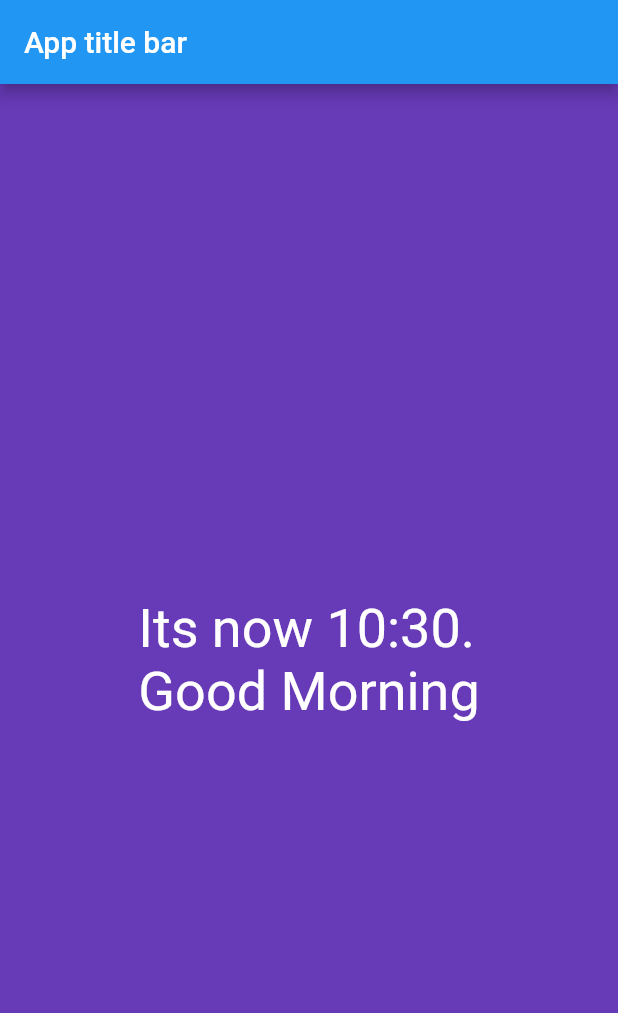
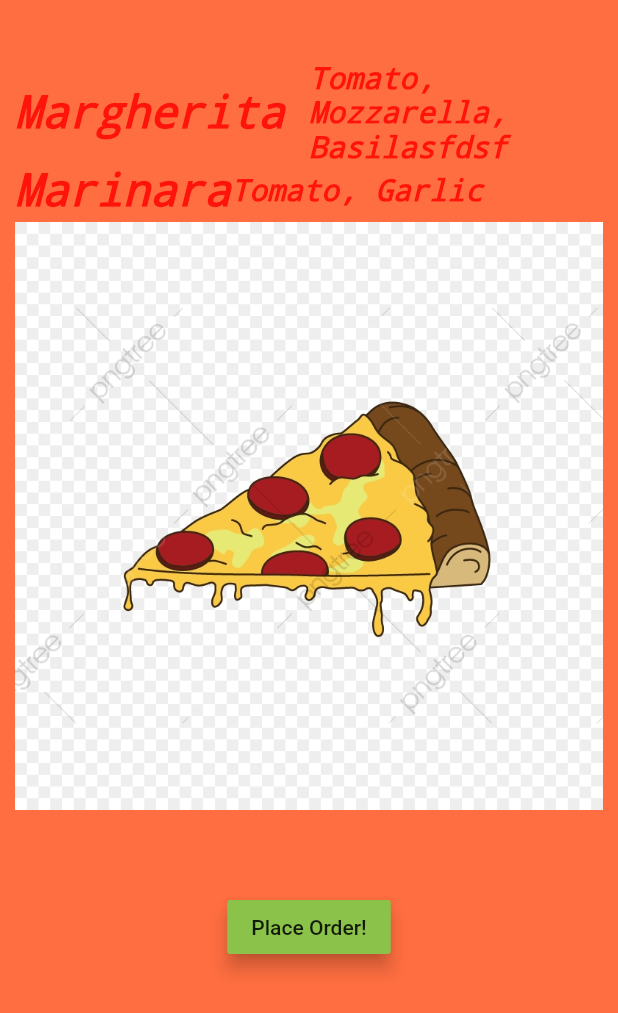
Before and after one commit to ashishpatel0720/flutter_getting_started, a Flutter app: the screen it shows after launch, on a phone screen of 412 x 824 dp. Shown: the top 1013 px of the screen. Run offline on Flutter 3.47's test engine with Material 2 defaults, Android fonts, the phone set to English and light mode, and no system bars.

Commit message:
module/ designing ui with widgets done

```diff
--- a/lib/main.dart
+++ b/lib/main.dart
@@ -1,23 +1,13 @@
-import 'package:flutter/material.dart'; // material design component for flutter
+import 'package:flutter/material.dart';
 import 'package:helloflutter/screens/home.dart';
 
-void main() => runApp( // create and attach widget to app
-    HelloWorldApp()
+void main(){
+  runApp(
+    MaterialApp(
+      title: "Pizza Ordering App",
+      home: Home(),
+    )
+
   );
 
-class HelloWorldApp extends StatelessWidget { // stateless widget is a generic Widge
-  @override
-  Widget build(BuildContext context) {
-    return MaterialApp( // allows us to give App a name
-      debugShowCheckedModeBanner: false, // if want to remove 'debug' banner
-      title: "Hello Flutter App",
-      home: Scaffold (  // allows us to have basic material design layout
-        appBar: AppBar(
-            title: Text("App title bar")
-        ),
-        body: Home()
-      ),
-    );
-  }
-
 }
--- a/lib/screens/home.dart
+++ b/lib/screens/home.dart
@@ -1,37 +1,106 @@
+
 import 'package:flutter/material.dart';
 
-class Home extends StatelessWidget { // stateless widget is a generic Widge
+class   Home extends StatelessWidget{
   @override
   Widget build(BuildContext context) {
-    return Material( // new is optional
-        color: Colors.deepPurple,
-        child:
-        Center( // container widget which will center its child horizontally and vertically
-            child: Text(
-              sayHello(),
-              style: TextStyle(color: Colors.white,fontSize: 36.0),
-              textDirection: TextDirection.ltr, // left to right
-            )
+    return Center(
+      child: Container( // container is like <div> in web
+         alignment: Alignment.center,
+        color: Colors.deepOrangeAccent,
+        padding: EdgeInsets.only(top:40.0, bottom:40.0, right:10.0, left:10.0),
+        child: Column(
+          children: <Widget>[
+            Row(
+              children: <Widget>[
+                Expanded( child: Text("Margherita",
+                    textDirection: TextDirection.ltr,
+                  style: TextStyle(
+                    fontSize: 30.0,
+                    fontStyle: FontStyle.italic,
+                    fontWeight: FontWeight.w900,
+                    decoration: TextDecoration.none,
+                  ),
+                )),
+                Expanded( child: Text("Tomato, Mozzarella, Basilasfdsf",
+                  textDirection: TextDirection.ltr,
+                  style: TextStyle(
+                    fontSize: 20.0,
+                    fontStyle: FontStyle.italic,
+                    fontWeight: FontWeight.w900,
+                    decoration: TextDecoration.none,
+                  ),
+                )),
+              ],
+            ),
+            Row( // piza 2
+              children: <Widget>[
+                Text("Marinara",
+                    textDirection: TextDirection.ltr,
+                  style: TextStyle(
+                    fontSize: 30.0,
+                    fontStyle: FontStyle.italic,
+                    fontWeight: FontWeight.w900,
+                    decoration: TextDecoration.none,
+                  ),
+                ),
+                Expanded( child: Text("Tomato, Garlic",
+                  textDirection: TextDirection.ltr,
+                  style: TextStyle(
+                    fontSize: 20.0,
+                    fontStyle: FontStyle.italic,
+                    fontWeight: FontWeight.w900,
+                    decoration: TextDecoration.none,
+                  ),
+                )),
+              ],
+            ),
+            PizzaImageWidget(),
+            OrderButton(),
+          ],
         )
+      ),
+    );
+  }
+}
+
+
+
+class PizzaImageWidget extends StatelessWidget{
+  @override
+  Widget build(BuildContext context) {
+    AssetImage pizzaImage = AssetImage("images/pizza.jpg");
+    Image image = Image( image:pizzaImage,height: 400.0, width: 400.0);
+    return Container(child:image);
+  }
+}
+
+class OrderButton extends StatelessWidget {
+  @override
+  Widget build(BuildContext context) {
+    var button = Container(
+      margin: EdgeInsets.only(top:50),
+      child: RaisedButton(
+        child: Text("Place Order!"),
+        color: Colors.lightGreen,
+        elevation: 5.0,
+        onPressed: () => order(context),
+      ),
+    );
+    return button;
+  }
+
+  void order(BuildContext context) {
+
+    // create an alert dialog and
+    var alert = AlertDialog(
+      title: Text("Success!"),
+      content: Text( " Thanks for ordering!")
+    );
+
+    showDialog(context: context, // do this when order() is called
+      builder: (BuildContext context) => alert // return this alert which will be shown
     );
   }
 
-  String sayHello(){
-    String hello="hello";
-
-    int hour= DateTime.now().hour;
-    int minute=DateTime.now().minute;
-    int second=DateTime.now().second;
-
-    String time=hour.toString()+":"+minute.toString();
-
-    if(hour<12)
-      hello="Good Morning";
-    else if(hour<16)
-      hello="Good Afternoon";
-    else
-      hello="Good Evening";
-
-    return "Its now $time.\n"+hello;
-  }
-} //module 2 done
+}
--- a/pubspec.yaml
+++ b/pubspec.yaml
@@ -41,9 +41,8 @@
   uses-material-design: true
 
   # To add assets to your application, add an assets section, like this:
-  # assets:
-  #   - images/a_dot_burr.jpeg
-  #   - images/a_dot_ham.jpeg
+  assets:
+    - images/pizza.jpg
 
   # An image asset can refer to one or more resolution-specific "variants", see
   # https://flutter.dev/assets-and-images/#resolution-aware.
```
